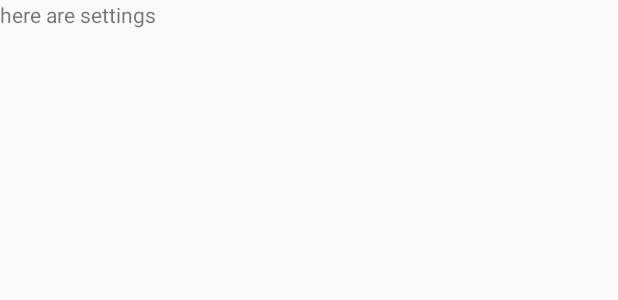
After one commit to mackenzie-o/TheSortingGuide, an Android app: the layout fragment_settings_page.xml on its own in the app's theme, with its tools: preview values and no code run, on a phone screen of 412 x 824 dp. The commit adds this screen. Shown: the top 300 px of the screen. Run offline under Robolectric (Android 15) with nearby library versions, the phone set to English and light mode, and no system bars.

Commit message:
created settings page

```diff
--- a/app/src/main/java/com/msu_software_factory/thesortingguide/MainActivity.java
+++ b/app/src/main/java/com/msu_software_factory/thesortingguide/MainActivity.java
@@ -3,6 +3,7 @@ package com.msu_software_factory.thesortingguide;
 
 import android.app.Activity;
 import android.content.DialogInterface;
+import android.support.v4.app.FragmentActivity;
 import android.support.v7.app.ActionBarActivity;
 import android.support.v7.app.ActionBar;
 import android.support.v4.app.Fragment;
@@ -207,4 +208,12 @@ public class MainActivity extends ActionBarActivity
         return arr;
     }
 
+    public static class settingsPage extends ActionBarActivity{
+        @Override
+        public void onCreate(Bundle savedInstanceState){
+            super.onCreate(savedInstanceState);
+            setContentView(R.layout.fragment_settings_page);
+        }
+    }
+
 }
--- /dev/null
+++ b/app/src/main/res/layout/fragment_settings_page.xml
@@ -0,0 +1,11 @@
+<?xml version="1.0" encoding="utf-8"?>
+<LinearLayout xmlns:android="http://schemas.android.com/apk/res/android"
+    android:orientation="vertical" android:layout_width="match_parent"
+    android:layout_height="match_parent">
+
+    <TextView
+        android:layout_width="match_parent"
+        android:layout_height="match_parent"
+        android:text="here are settings"/>
+
+</LinearLayout>
--- a/app/src/main/res/values/styles.xml
+++ b/app/src/main/res/values/styles.xml
@@ -1,7 +1,7 @@
 <resources>
 
     <!-- Base application theme. -->
-    <style name="AppTheme" parent="Theme.AppCompat.Light.DarkActionBar">
+    <style name="AppTheme" parent="Base.Theme.AppCompat.Light.DarkActionBar">
         <!-- Customize your theme here. -->
     </style>
 
```
